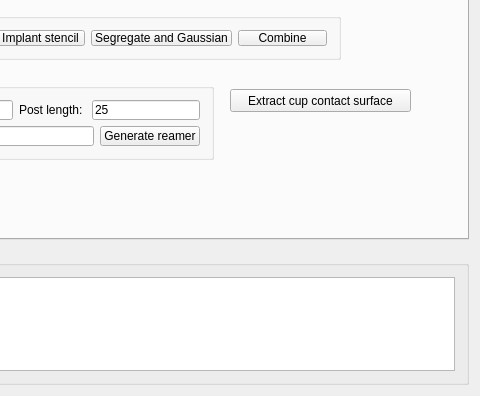
Above: Plugins/org.mitk.lancet.movedata/src/internal/MoveDataControls.ui from zhaomengxiao/LancetMITK-Adition before the change; both pictures show x 283 to 763 and y 338 to 734 of the 763 by 734 pixel window. Below: the same form after it.
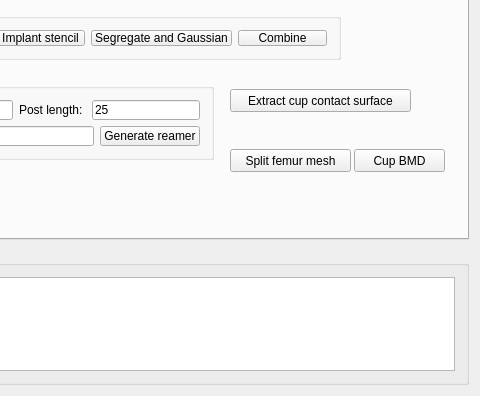
That is the form after the change. Custom widgets are drawn as their Qt base class.

What changed in the file:
```diff
--- a/Plugins/org.mitk.lancet.movedata/src/internal/MoveDataControls.ui
+++ b/Plugins/org.mitk.lancet.movedata/src/internal/MoveDataControls.ui
@@ -1680,7 +1680,7 @@
         <string>Extract cup contact surface</string>
        </property>
       </widget>
-      <widget class="QWidget" name="">
+      <widget class="QWidget" name="layoutWidget">
        <property name="geometry">
         <rect>
          <x>500</x>
@@ -1706,6 +1706,32 @@
         </item>
        </layout>
       </widget>
+      <widget class="QPushButton" name="pushButton_splitFemurMesh">
+       <property name="geometry">
+        <rect>
+         <x>500</x>
+         <y>410</y>
+         <width>121</width>
+         <height>23</height>
+        </rect>
+       </property>
+       <property name="text">
+        <string>Split femur mesh</string>
+       </property>
+      </widget>
+      <widget class="QPushButton" name="pushButton_cupBMD">
+       <property name="geometry">
+        <rect>
+         <x>624</x>
+         <y>410</y>
+         <width>91</width>
+         <height>23</height>
+        </rect>
+       </property>
+       <property name="text">
+        <string>Cup BMD</string>
+       </property>
+      </widget>
      </widget>
      <widget class="QWidget" name="tab_5">
       <attribute name="title">
```
